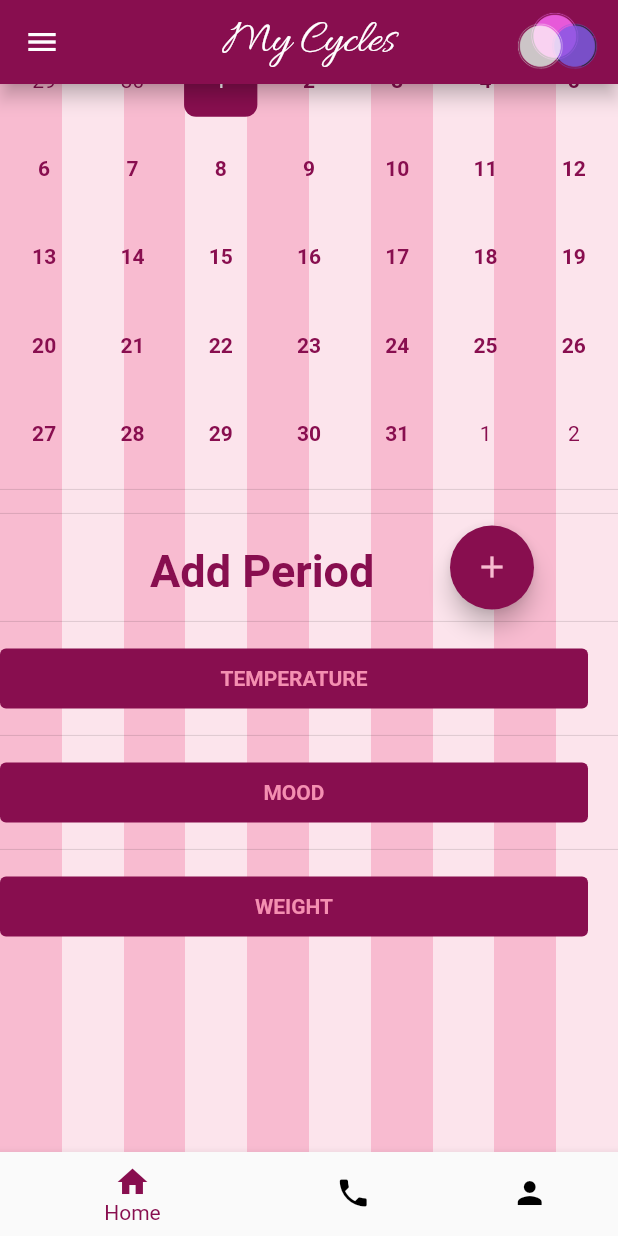
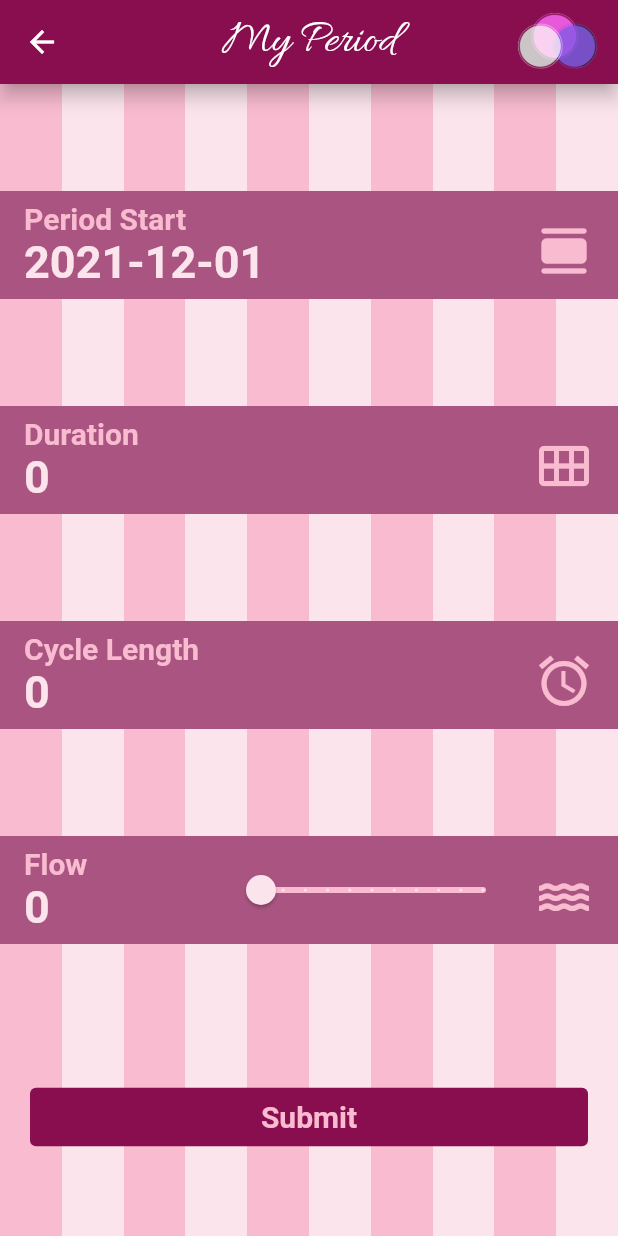
Before and after one commit to poojakaulgud/MyCycles, a Flutter app: the screen it shows after launch, scrolled down 112 dp, after a tap on the "add" icon, on a phone screen of 412 x 824 dp. Run offline on Flutter 3.47's test engine with Material 2 defaults, Android fonts, the phone set to English and light mode, and no system bars; drawn by our look-alikes of table_calendar; our stand-ins replace cloud_firestore, firebase_core; missing offline and left inert: contactus; accounts and stored records are empty.

Commit message:
addPeriod page

```diff
--- /dev/null
+++ b/lib/addPeriod.dart
@@ -0,0 +1,401 @@
+// @dart=2.9
+import 'package:flutter/material.dart';
+import 'package:my_cycles/main.dart';
+import 'package:intl/intl.dart';
+
+void main() async {
+  runApp(
+    MaterialApp(debugShowCheckedModeBanner: false, home: MyCycles()),
+  );
+}
+
+class AddPeriod extends StatefulWidget {
+  @override
+  _AddPeriodState createState() => _AddPeriodState();
+}
+
+var snackbar;
+
+class _AddPeriodState extends State<AddPeriod> {
+  @override
+  Widget build(BuildContext context) {
+    return Scaffold(
+      appBar: AppBar(
+        actions: [
+          new SizedBox(
+            height: 100.0,
+            width: 80.0,
+            child: new IconButton(
+                icon: Image.asset('assets/logo.png'), onPressed: () => {}),
+          ),
+        ],
+        title: Text(
+          "My Period",
+          style: TextStyle(fontFamily: 'Allura', fontSize: 30),
+        ),
+        backgroundColor: Colors.pink[900],
+        centerTitle: true,
+        elevation: 5.0,
+      ),
+      body: SingleChildScrollView(
+          child: new Container(
+              width: MediaQuery.of(context).size.width,
+              height: MediaQuery.of(context).size.height,
+              decoration: BoxDecoration(
+                gradient: LinearGradient(
+                  begin: Alignment(-1.0, 0.0),
+                  end: Alignment(1.0, 0.0),
+                  stops: [
+                    0.0,
+                    0.1,
+                    0.1,
+                    0.2,
+                    0.2,
+                    0.3,
+                    0.3,
+                    0.4,
+                    0.4,
+                    0.5,
+                    0.5,
+                    0.6,
+                    0.6,
+                    0.7,
+                    0.7,
+                    0.8,
+                    0.8,
+                    0.9,
+                    0.9,
+                    1
+                  ],
+                  colors: [
+                    Colors.pink[100],
+                    Colors.pink[100],
+                    Colors.pink[50],
+                    Colors.pink[50],
+                    Colors.pink[100],
+                    Colors.pink[100],
+                    Colors.pink[50],
+                    Colors.pink[50],
+                    Colors.pink[100],
+                    Colors.pink[100],
+                    Colors.pink[50],
+                    Colors.pink[50],
+                    Colors.pink[100],
+                    Colors.pink[100],
+                    Colors.pink[50],
+                    Colors.pink[50],
+                    Colors.pink[100],
+                    Colors.pink[100],
+                    Colors.pink[50],
+                    Colors.pink[50],
+                  ],
+                  tileMode: TileMode.repeated,
+                ),
+              ),
+              child: Container(
+                  // margin: EdgeInsets.all(15),
+                  child: Form(
+                // key: _key,
+                // autovalidate: _validate,
+                // child: addPeriodFormUI(context),
+                child: FormUI(),
+              ))
+              // child: new Column(
+              //   crossAxisAlignment: CrossAxisAlignment.start,
+              //   children: [
+              //     Text('Add Period Page'),
+              //   ],
+              // ),
+              )),
+    );
+  }
+}
+
+class FormUI extends StatefulWidget {
+  @override
+  _FormUIState createState() => _FormUIState();
+}
+
+class _FormUIState extends State<FormUI> {
+  TextEditingController _textFieldController = TextEditingController();
+  DateTime currentDate = DateTime.now();
+  DateTime startDate = new DateTime(2021, 12, 1);
+  DateFormat formatter = DateFormat('yyyy-MM-dd');
+  int duration = 0;
+  int temp;
+  int cycleLength = 0;
+  int flow = 0;
+
+  _selectDate(BuildContext context) async {
+    DateTime pickedDate = await showDatePicker(
+      context: context,
+      initialDate: currentDate,
+      firstDate: DateTime(2015),
+      lastDate: DateTime(2050),
+      builder: (BuildContext context, Widget child) {
+        return Theme(
+          data: ThemeData.dark().copyWith(
+            colorScheme: ColorScheme.dark(
+              primary: Colors.pink[900],
+              onPrimary: Colors.pink[100],
+              surface: Colors.pink[100],
+              onSurface: Colors.pink[900],
+            ),
+            dialogBackgroundColor: Colors.pink[100],
+          ),
+          child: child,
+        );
+      },
+    );
+    if (pickedDate != null && pickedDate != currentDate)
+      setState(() {
+        startDate = pickedDate;
+      });
+  }
+
+  _displayTextInputDialog(BuildContext context, String heading) async {
+    await showDialog(
+        context: context,
+        builder: (context) {
+          return AlertDialog(
+            title: Text(heading),
+            backgroundColor: Colors.pink[50],
+            content: TextField(
+              onChanged: (value) {
+                setState(() {
+                  temp = int.parse(value);
+                });
+              },
+              controller: _textFieldController,
+              decoration: InputDecoration(hintText: "Enter your " + heading),
+            ),
+            actions: <Widget>[
+              TextButton(
+                style: ButtonStyle(
+                  backgroundColor:
+                      MaterialStateProperty.all<Color>(Colors.pink[900]),
+                ),
+                child: Text(
+                  'CANCEL',
+                  style: TextStyle(color: Colors.pink[50]),
+                ),
+                onPressed: () {
+                  setState(() {
+                    Navigator.pop(context);
+                  });
+                },
+              ),
+              TextButton(
+                style: ButtonStyle(
+                  backgroundColor:
+                      MaterialStateProperty.all<Color>(Colors.pink[900]),
+                ),
+                child: Text('OK', style: TextStyle(color: Colors.pink[50])),
+                onPressed: () {
+                  setState(() {
+                    if (heading == 'Duration') {
+                      duration = temp;
+                    } else if (heading == 'Cycle Length') {
+                      cycleLength = temp;
+                    } else if (heading == 'Flow') {
+                      flow = temp;
+                    } else {
+                      print('Invalid request.');
+                    }
+                    temp = 0;
+                    Navigator.pop(context);
+                  });
+                },
+              ),
+            ],
+          );
+        });
+  }
+
+  _sendData() async {
+    DateTime endDate = startDate.add(Duration(days: duration));
+    fsi.collection('periodinfo').add({
+      "Cycle Length": cycleLength,
+      "Duration": duration,
+      "Flow": flow,
+      "Selected Date": {
+        "start": startDate,
+        "end": endDate,
+      }
+    }).then((value) {
+      print(value.id);
+      final snackBar = SnackBar(
+        margin: EdgeInsets.all(20),
+        behavior: SnackBarBehavior.floating,
+        content: Text('Your Period Info was addded!',
+            textAlign: TextAlign.center,
+            style:
+                TextStyle(fontWeight: FontWeight.bold, color: Colors.pink[50])),
+        backgroundColor: Colors.pink[200],
+      );
+
+      ScaffoldMessenger.of(context).showSnackBar(snackBar);
+    }).catchError((error) {
+      final snackBar = SnackBar(
+        margin: EdgeInsets.all(20),
+        behavior: SnackBarBehavior.floating,
+        content: Text('Error in submitting!',
+            textAlign: TextAlign.center,
+            style:
+                TextStyle(fontWeight: FontWeight.bold, color: Colors.pink[50])),
+        backgroundColor: Colors.pink[200],
+      );
+
+      ScaffoldMessenger.of(context).showSnackBar(snackBar);
+    });
+  }
+
+  @override
+  Widget build(BuildContext context) {
+    return Column(
+      crossAxisAlignment: CrossAxisAlignment.stretch,
+      mainAxisAlignment: MainAxisAlignment.spaceEvenly,
+      children: [
+        Material(
+            child: ListTile(
+          title: Text('Period Start',
+              style: TextStyle(
+                  fontSize: 20,
+                  color: Colors.pink[100],
+                  fontWeight: FontWeight.bold)),
+          subtitle: Text(formatter.format(startDate),
+              style: TextStyle(
+                  fontSize: 30,
+                  color: Colors.pink[50],
+                  fontWeight: FontWeight.bold)),
+          tileColor: Colors.pink[900].withOpacity(0.7),
+          trailing: IconButton(
+            onPressed: () {
+              _selectDate(context);
+            },
+            icon: Icon(
+              Icons.calendar_view_day_rounded,
+              color: Colors.pink[100],
+              size: 40,
+            ),
+          ),
+        )),
+        Material(
+            child: ListTile(
+          title: Text('Duration',
+              style: TextStyle(
+                  fontSize: 20,
+                  color: Colors.pink[100],
+                  fontWeight: FontWeight.bold)),
+          subtitle: Text(duration.toString(),
+              style: TextStyle(
+                  fontSize: 30,
+                  color: Colors.pink[50],
+                  fontWeight: FontWeight.bold)),
+          tileColor: Colors.pink[900].withOpacity(0.7),
+          trailing: IconButton(
+            onPressed: () {
+              _displayTextInputDialog(context, 'Duration');
+            },
+            icon: Icon(
+              Icons.calendar_view_month,
+              color: Colors.pink[100],
+              size: 40,
+            ),
+          ),
+        )),
+        Material(
+            child: ListTile(
+          title: Text('Cycle Length',
+              style: TextStyle(
+                  fontSize: 20,
+                  color: Colors.pink[100],
+                  fontWeight: FontWeight.bold)),
+          subtitle: Text(cycleLength.toString(),
+              style: TextStyle(
+                  fontSize: 30,
+                  color: Colors.pink[50],
+                  fontWeight: FontWeight.bold)),
+          tileColor: Colors.pink[900].withOpacity(0.7),
+          trailing: IconButton(
+            onPressed: () {
+              _displayTextInputDialog(context, 'Cycle Length');
+            },
+            icon: Icon(
+              Icons.alarm,
+              color: Colors.pink[100],
+              size: 40,
+            ),
+          ),
+        )),
+        Material(
+            child: ListTile(
+          title: Text('Flow',
+              style: TextStyle(
+                  fontSize: 20,
+                  color: Colors.pink[100],
+                  fontWeight: FontWeight.bold)),
+          subtitle: Text(flow.toString(),
+              style: TextStyle(
+                  fontSize: 30,
+                  color: Colors.pink[50],
+                  fontWeight: FontWeight.bold)),
+          tileColor: Colors.pink[900].withOpacity(0.7),
+          trailing: Row(
+            mainAxisSize: MainAxisSize.min,
+            children: [
+              Container(
+                  width: 200,
+                  child: SliderTheme(
+                      data: SliderThemeData(
+                          thumbColor: Colors.pink[200],
+                          thumbShape:
+                              RoundSliderThumbShape(enabledThumbRadius: 10)),
+                      child: Slider(
+                        value: flow.toDouble(),
+                        min: 0,
+                        max: 10,
+                        divisions: 10,
+                        label: flow.round().toString(),
+                        activeColor: Colors.pink[50],
+                        inactiveColor: Colors.pink[100],
+                        onChanged: (double value) {
+                          setState(() {
+                            flow = value.round().toInt();
+                          });
+                        },
+                      ))),
+              IconButton(
+                onPressed: () {
+                  _displayTextInputDialog(context, 'Flow');
+                },
+                icon: Icon(
+                  Icons.water,
+                  color: Colors.pink[100],
+                  size: 40,
+                ),
+              ),
+            ],
+          ),
+        )),
+        Padding(
+            padding: EdgeInsets.fromLTRB(20, 20, 20, 40),
+            child: TextButton(
+                style: ButtonStyle(
+                  backgroundColor:
+                      MaterialStateProperty.all<Color>(Colors.pink[900]),
+                ),
+                onPressed: () {
+                  _sendData();
+                },
+                child: Text(
+                  "Submit",
+                  style: TextStyle(
+                      fontSize: 20,
+                      color: Colors.pink[100],
+                      fontWeight: FontWeight.bold),
+                ))),
+      ],
+    );
+  }
+}
--- a/lib/main.dart
+++ b/lib/main.dart
@@ -2,17 +2,18 @@
 import 'package:flutter/foundation.dart';
 import 'package:flutter/material.dart';
 import 'package:my_cycles/aboutus.dart';
+import 'package:my_cycles/addPeriod.dart';
 import 'package:table_calendar/table_calendar.dart';
 import 'package:cloud_firestore/cloud_firestore.dart';
 import 'package:firebase_core/firebase_core.dart';
 
 FirebaseFirestore fsi = FirebaseFirestore.instance;
 
-
 const magenta = const Color(0x8e3a59);
 int _currentIndex = 0;
 int _pageIndex = 0;
-void main() {
+void main() async {
+  // await Firebase.initializeApp();
   runApp(
     MaterialApp(
       debugShowCheckedModeBanner: false,
@@ -29,10 +30,7 @@ class _MyCycleState extends State<MyCycles> {
   CalendarController _controller;
   TextEditingController _textFieldController = TextEditingController();
   int _selectedIndex = 0;
-  final List<Widget> _children = [
-    MyCycles(),
-    AboutUs()
-  ];
+  final List<Widget> _children = [MyCycles(), AboutUs()];
   bool _initialized = false;
   bool _error = false;
   void initializeFlutterFire() async {
@@ -84,6 +82,7 @@ class _MyCycleState extends State<MyCycles> {
         ),
         body: SingleChildScrollView(
           child: new Container(
+            width: MediaQuery.of(context).size.width,
             height: MediaQuery.of(context).size.height,
             decoration: BoxDecoration(
               gradient: LinearGradient(
@@ -216,7 +215,13 @@ class _MyCycleState extends State<MyCycles> {
                         Divider(),
                         SizedBox(
                           child: FloatingActionButton(
-                            onPressed: () {},
+                            onPressed: () {
+                              Navigator.push(
+                                context,
+                                MaterialPageRoute(
+                                    builder: (context) => AddPeriod()),
+                              );
+                            },
                             backgroundColor: Colors.pink[900],
                             child: Icon(Icons.add, color: Colors.pink[100]),
                           ),
@@ -308,7 +313,6 @@ class _MyCycleState extends State<MyCycles> {
           ),
         ),
         bottomNavigationBar: BottomNavigationBar(
-
             backgroundColor: Colors.pink[50],
             selectedItemColor: Colors.pink[900],
             unselectedItemColor: Colors.black,
@@ -520,7 +524,7 @@ class _MyCycleState extends State<MyCycles> {
                     "Date": now,
                   }).then((value) {
                     print(value.id);
-                  }).catchError((error) => print("Failed to add user: $error"));
+                  }).catchError((error) => print("Failed to add data: $error"));
                   setState(() {
                     codeDialog = valueText;
                     Navigator.pop(context);
--- a/pubspec.yaml
+++ b/pubspec.yaml
@@ -31,6 +31,7 @@ dependencies:
   # The following adds the Cupertino Icons font to your application.
   # Use with the CupertinoIcons class for iOS style icons.
   cupertino_icons: ^1.0.2
+  contactus: ^1.1.9
   # contactus: ^1.2.0
 
 dev_dependencies:
```
Also changed, not shown: pubspec.lock.
